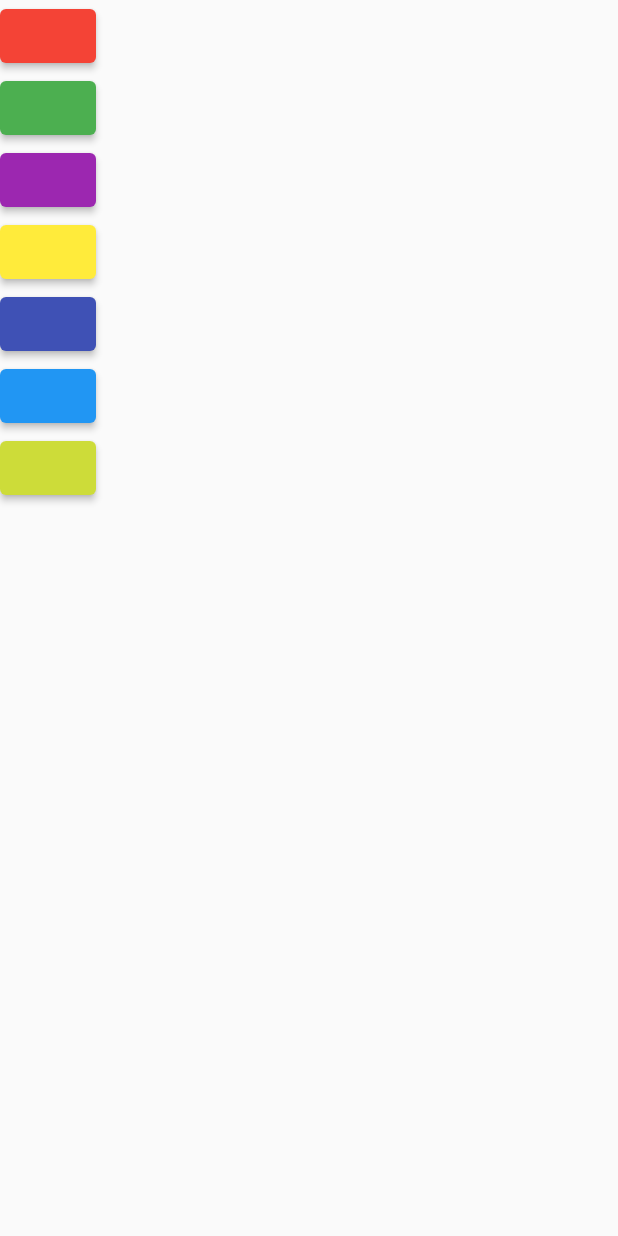
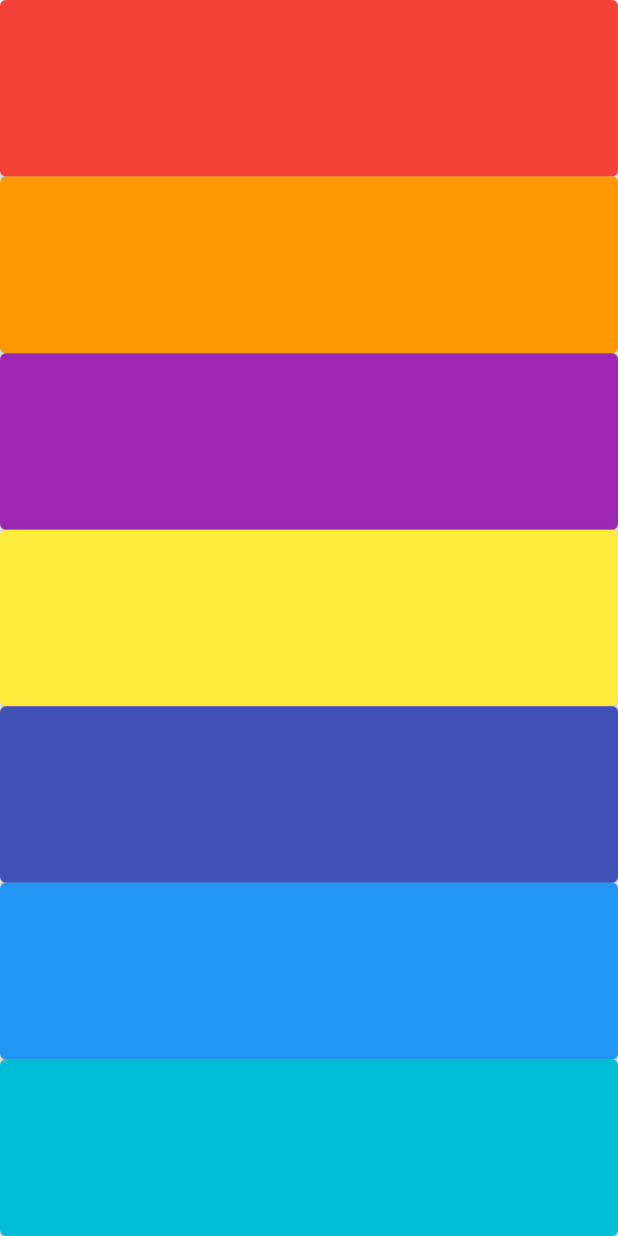
Before and after one commit to sammyodiagbe/xylophone, a Flutter app: the screen it shows after launch, on a phone screen of 412 x 824 dp. Run offline on Flutter 3.47's test engine with Material 2 defaults, Android fonts, the phone set to English and light mode, and no system bars; our stand-ins replace audioplayers.

Commit message:
fixing sound error

```diff
--- a/lib/main.dart
+++ b/lib/main.dart
@@ -1,5 +1,5 @@
+import 'package:audioplayers/audioplayers.dart';
 import "package:flutter/material.dart";
-import 'package:audioplayers/audioplayers.dart';
 
 void main() {
   runApp(XylophoneApp());
@@ -25,9 +25,16 @@ class Xylophone extends StatefulWidget {
 }
 
 class _XylophoneState extends State<Xylophone> {
+  void playNote(int id) {
+    final audioPlayer = AudioPlayer();
+    audioPlayer.play(DeviceFileSource('note$id.wav'));
+  }
+
   Widget createButton(Color color, int position) {
     return ElevatedButton(
-      onPressed: () {},
+      onPressed: () {
+        playNote(position);
+      },
       child: Text(''),
       style: ElevatedButton.styleFrom(primary: color),
     );
@@ -39,14 +46,29 @@ class _XylophoneState extends State<Xylophone> {
       body: SafeArea(
         child: Container(
           child: Column(
+            crossAxisAlignment: CrossAxisAlignment.stretch,
             children: [
-              createButton(Colors.red, 1),
-              createButton(Colors.green, 1),
-              createButton(Colors.purple, 1),
-              createButton(Colors.yellow, 1),
-              createButton(Colors.indigo, 1),
-              createButton(Colors.blue, 1),
-              createButton(Colors.lime, 1),
+              Expanded(
+                child: createButton(Colors.red, 1),
+              ),
+              Expanded(
+                child: createButton(Colors.orange, 2),
+              ),
+              Expanded(
+                child: createButton(Colors.purple, 3),
+              ),
+              Expanded(
+                child: createButton(Colors.yellow, 4),
+              ),
+              Expanded(
+                child: createButton(Colors.indigo, 5),
+              ),
+              Expanded(
+                child: createButton(Colors.blue, 6),
+              ),
+              Expanded(
+                child: createButton(Colors.cyan, 7),
+              ),
             ],
           ),
         ),
```
